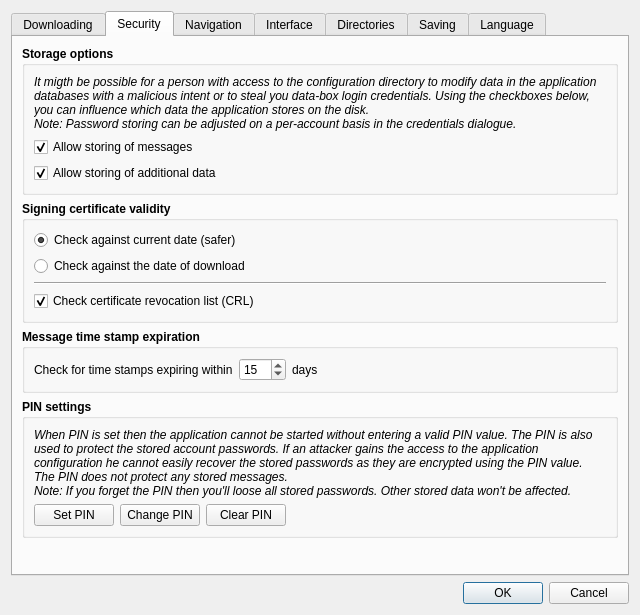
The window that src/gui/ui/dlg_preferences.ui (psakar/datovka) describes before a commit, drawn with Qt 5.
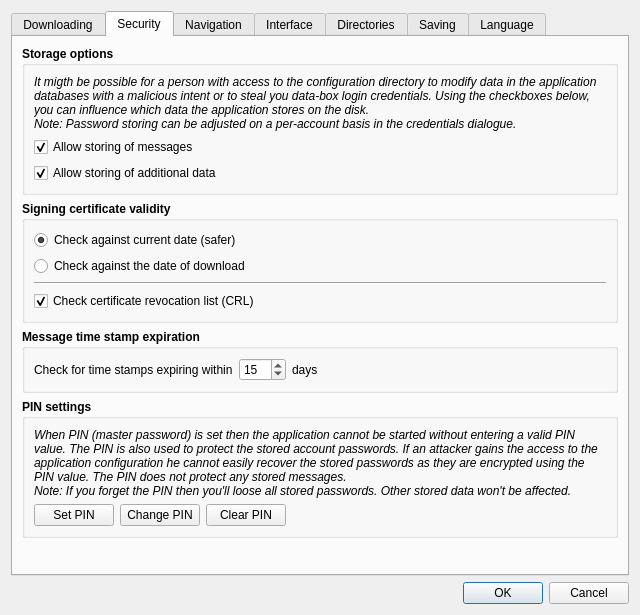
The same window after the commit. The open tabs and pages were chosen to show the change. Icons and pictures are not drawn.

Patch:
```diff
--- a/src/gui/ui/dlg_preferences.ui
+++ b/src/gui/ui/dlg_preferences.ui
@@ -749,7 +749,7 @@
              </font>
             </property>
             <property name="text">
-             <string>When PIN is set then the application cannot be started without entering a valid PIN value. The PIN is also used to protect the stored account passwords. If an attacker gains the access to the application configuration he cannot easily recover the stored passwords as they are encrypted using the PIN value. The PIN does not protect any stored messages.
+             <string>When PIN (master password) is set then the application cannot be started without entering a valid PIN value. The PIN is also used to protect the stored account passwords. If an attacker gains the access to the application configuration he cannot easily recover the stored passwords as they are encrypted using the PIN value. The PIN does not protect any stored messages.
 Note: If you forget the PIN then you'll loose all stored passwords. Other stored data won't be affected.</string>
             </property>
             <property name="wordWrap">
```
